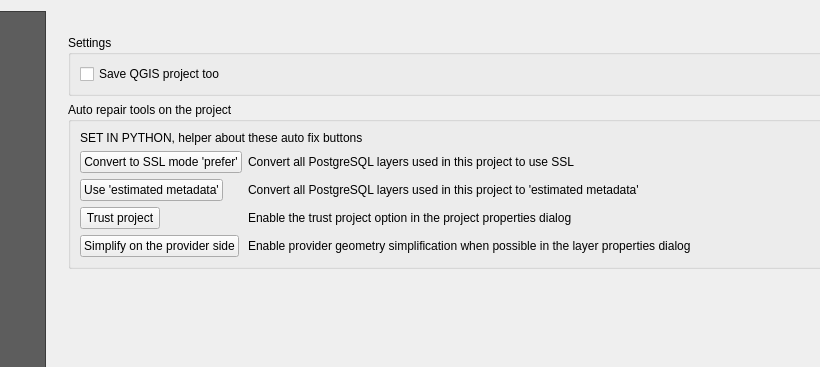
This is lizmap/resources/ui/ui_lizmap.ui in 3liz/lizmap-plugin as Qt 5 draws it before an edit; both pictures show x 221 to 1041 and y 0 to 367 of the 1200 by 900 pixel window. The edited form follows.
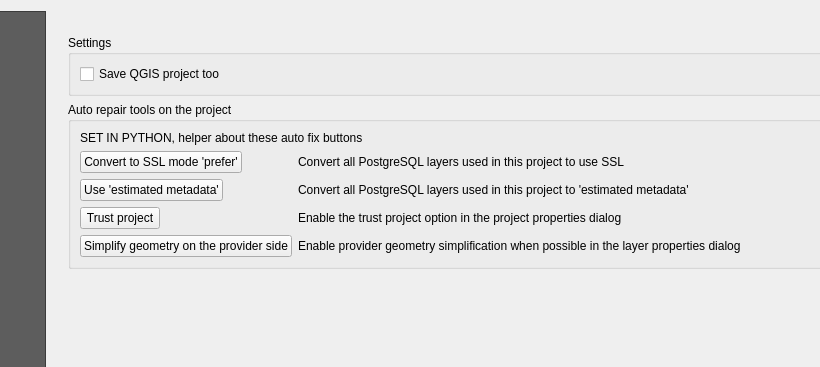
This is the edited form. The open tabs and pages were chosen to show the change. Custom widgets are drawn as their Qt base class.

Commit message: UX - Rename a sentence

Patch:
```diff
--- a/lizmap/resources/ui/ui_lizmap.ui
+++ b/lizmap/resources/ui/ui_lizmap.ui
@@ -4654,7 +4654,7 @@
                 <item row="3" column="0">
                  <widget class="QPushButton" name="button_simplify_geom">
                   <property name="text">
-                   <string>Simplify on the provider side</string>
+                   <string>Simplify geometry on the provider side</string>
                   </property>
                  </widget>
                 </item>
```
The commit also changes 1 other file.
